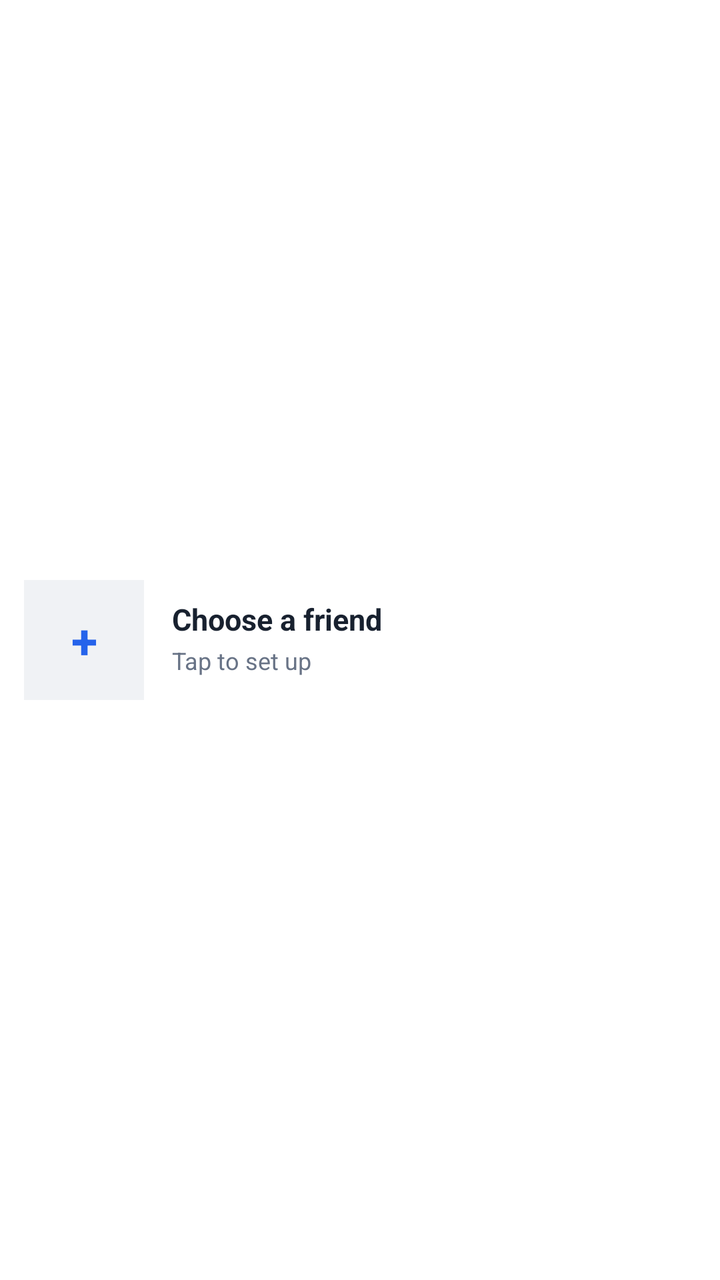
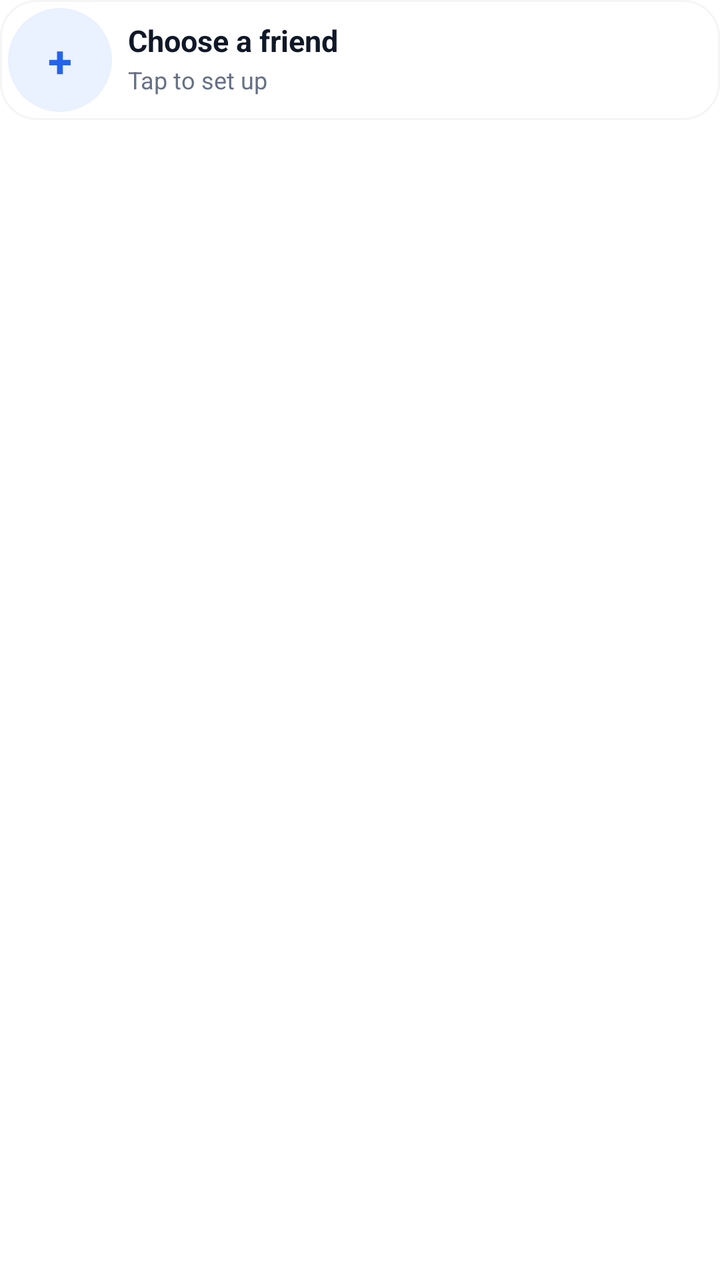

The first picture is an Android layout as it rendered before a commit; the second is the same layout after the commit. The layout source and the unified diff follow.
<!-- AndroidManifest.xml: fallback theme Theme.MaterialComponents.DayNight.NoActionBar -->
<!-- res/layout/friend_chat_widget.xml -->
<?xml version="1.0" encoding="utf-8"?>
<LinearLayout xmlns:android="http://schemas.android.com/apk/res/android"
    android:id="@+id/widget_root"
    android:layout_width="match_parent"
    android:layout_height="match_parent"
    android:orientation="horizontal"
    android:gravity="center_vertical"
    android:padding="12dp"
    android:background="@drawable/friend_widget_background">

    
    <FrameLayout
        android:layout_width="60dp"
        android:layout_height="60dp"
        android:background="#F0F2F5">
        <ImageView
            android:id="@+id/widget_photo"
            android:layout_width="match_parent"
            android:layout_height="match_parent"
            android:scaleType="centerCrop"
            android:visibility="gone"
            android:importantForAccessibility="no" />
        <TextView
            android:id="@+id/widget_initial"
            android:layout_width="match_parent"
            android:layout_height="match_parent"
            android:gravity="center"
            android:text="+"
            android:textColor="#2563EB"
            android:textSize="24sp"
            android:textStyle="bold"
            android:importantForAccessibility="no" />
    </FrameLayout>

    
    <View
        android:layout_width="14dp"
        android:layout_height="1dp" />

    
    <LinearLayout
        android:layout_width="0dp"
        android:layout_height="wrap_content"
        android:layout_weight="1"
        android:orientation="vertical"
        android:gravity="center_vertical">
        <TextView
            android:id="@+id/widget_name"
            android:layout_width="match_parent"
            android:layout_height="wrap_content"
            android:gravity="start|center_vertical"
            android:maxLines="2"
            android:ellipsize="end"
            android:includeFontPadding="false"
            android:text="@string/friend_widget_choose"
            android:textColor="#18212F"
            android:textSize="15sp"
            android:textStyle="bold" />
        <TextView
            android:id="@+id/widget_hint"
            android:layout_width="match_parent"
            android:layout_height="wrap_content"
            android:layout_marginTop="3dp"
            android:gravity="start|center_vertical"
            android:maxLines="1"
            android:ellipsize="end"
            android:text="@string/friend_widget_setup"
            android:textColor="#687386"
            android:textSize="12sp" />
    </LinearLayout>
</LinearLayout>
<!-- resources referenced by this layout -->
<resources>
  <!-- drawable friend_widget_background (drawable) -->
  <?xml version="1.0" encoding="utf-8"?>
  <shape xmlns:android="http://schemas.android.com/apk/res/android" android:shape="rectangle">
      <solid android:color="#FFFFFF" />
      <corners android:radius="16dp" />
  </shape>
  <string name="friend_widget_choose">Choose a friend</string>
  <string name="friend_widget_setup">Tap to set up</string>
</resources>

<!-- the commit's change to res/layout/friend_chat_widget.xml (unified diff, before → after) -->
@@ -3,16 +3,25 @@
     android:id="@+id/widget_root"
     android:layout_width="match_parent"
     android:layout_height="match_parent"
+    android:orientation="vertical"
+    android:gravity="top">
+
+    
+<LinearLayout
+    android:layout_width="match_parent"
+    android:layout_height="wrap_content"
     android:orientation="horizontal"
     android:gravity="center_vertical"
-    android:padding="12dp"
+    android:paddingStart="4dp"
+    android:paddingEnd="6dp"
+    android:paddingTop="4dp"
+    android:paddingBottom="4dp"
     android:background="@drawable/friend_widget_background">
 
-    
     <FrameLayout
-        android:layout_width="60dp"
-        android:layout_height="60dp"
-        android:background="#F0F2F5">
+        android:layout_width="52dp"
+        android:layout_height="52dp"
+        android:background="@drawable/friend_widget_avatar">
         <ImageView
             android:id="@+id/widget_photo"
             android:layout_width="match_parent"
@@ -26,22 +35,17 @@
             android:layout_height="match_parent"
             android:gravity="center"
             android:text="+"
-            android:textColor="#2563EB"
-            android:textSize="24sp"
+            android:textColor="@color/fw_accent"
+            android:textSize="22sp"
             android:textStyle="bold"
             android:importantForAccessibility="no" />
     </FrameLayout>
 
-    
-    <View
-        android:layout_width="14dp"
-        android:layout_height="1dp" />
-
-    
     <LinearLayout
         android:layout_width="0dp"
         android:layout_height="wrap_content"
         android:layout_weight="1"
+        android:layout_marginStart="8dp"
         android:orientation="vertical"
         android:gravity="center_vertical">
         <TextView
@@ -49,23 +53,31 @@
             android:layout_width="match_parent"
             android:layout_height="wrap_content"
             android:gravity="start|center_vertical"
-            android:maxLines="2"
+            android:maxLines="3"
             android:ellipsize="end"
+            android:breakStrategy="simple"
+            android:hyphenationFrequency="none"
             android:includeFontPadding="false"
             android:text="@string/friend_widget_choose"
-            android:textColor="#18212F"
+            android:textColor="@color/fw_title"
             android:textSize="15sp"
             android:textStyle="bold" />
         <TextView
             android:id="@+id/widget_hint"
             android:layout_width="match_parent"
             android:layout_height="wrap_content"
-            android:layout_marginTop="3dp"
+            android:layout_marginTop="2dp"
             android:gravity="start|center_vertical"
             android:maxLines="1"
             android:ellipsize="end"
             android:text="@string/friend_widget_setup"
-            android:textColor="#687386"
+            android:textColor="@color/fw_subtitle"
             android:textSize="12sp" />
     </LinearLayout>
 </LinearLayout>
+
+    <FrameLayout
+        android:layout_width="match_parent"
+        android:layout_height="0dp"
+        android:layout_weight="1" />
+</LinearLayout>
<!-- resource entries referenced after the edit -->
@@ -1,12 +1,24 @@
 <!-- resources referenced by this layout -->
 <resources>
+  <color name="fw_accent">#2563EB</color>
+  <color name="fw_subtitle">#667085</color>
+  <color name="fw_title">#101828</color>
+  <!-- drawable friend_widget_avatar (drawable) -->
+  <?xml version="1.0" encoding="utf-8"?>
+  <shape xmlns:android="http://schemas.android.com/apk/res/android" android:shape="oval">
+      <solid android:color="@color/fw_accent_soft" />
+  </shape>
   <!-- drawable friend_widget_background (drawable) -->
   <?xml version="1.0" encoding="utf-8"?>
   <shape xmlns:android="http://schemas.android.com/apk/res/android" android:shape="rectangle">
-      <solid android:color="#FFFFFF" />
-      <corners android:radius="16dp" />
+      <solid android:color="@color/fw_card" />
+      <stroke android:width="1dp" android:color="@color/fw_border" />
+      <corners android:radius="18dp" />
   </shape>
   <string name="friend_widget_choose">Choose a friend</string>
   <string name="friend_widget_setup">Tap to set up</string>
+  <color name="fw_accent_soft">#EAF1FF</color>
+  <color name="fw_card">#B3FFFFFF</color>
+  <color name="fw_border">#66E4E7EC</color>
 </resources>
 
